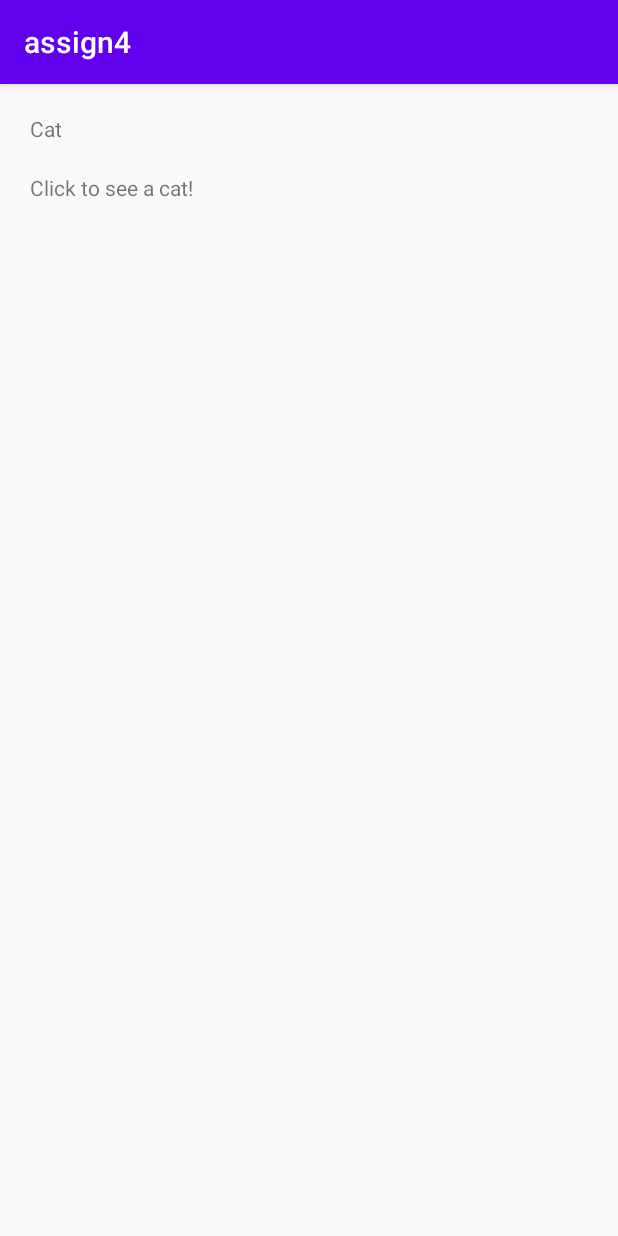
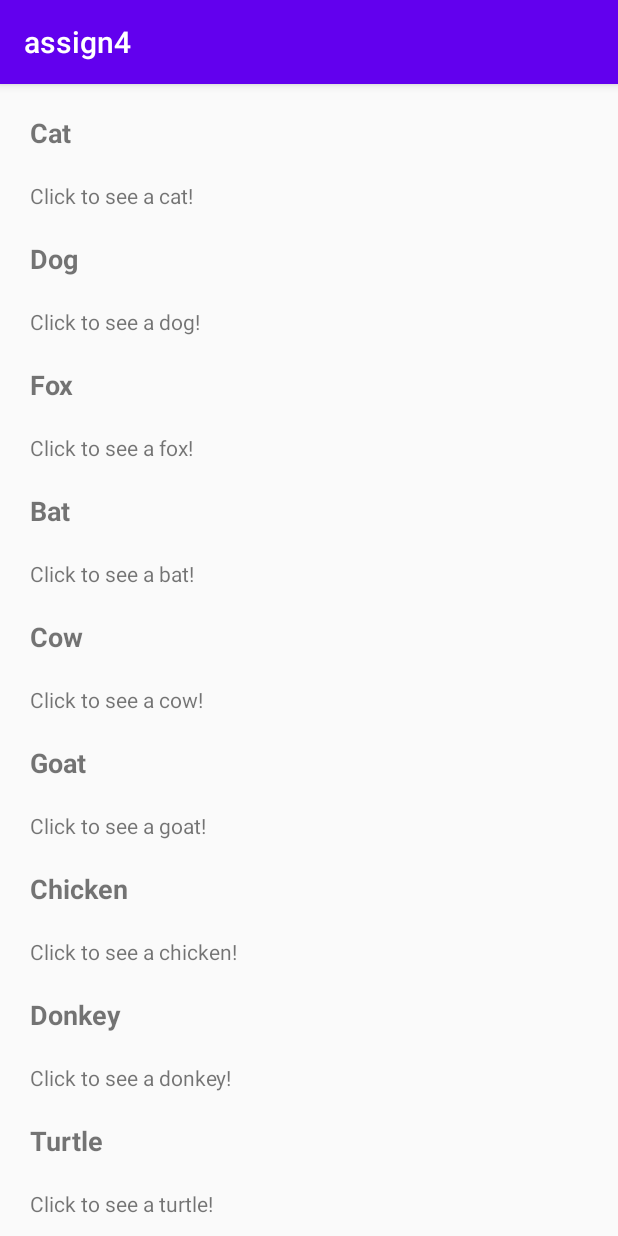
Before and after one commit to sauban48/CPS731-A4, an Android app: the screen it shows after launch (MainActivity), on a phone screen of 412 x 824 dp. Run offline under Robolectric (Android 15) with nearby library versions, the phone set to English and light mode, and no system bars.

Commit message:
Successful run of recycler view

```diff
--- a/app/src/main/java/com/example/assign4/Animals.java
+++ b/app/src/main/java/com/example/assign4/Animals.java
@@ -13,9 +13,7 @@ public class Animals {
         return animalName;
     }
 
-    public String getAnimalDescription() {
-        return animalDescription;
-    }
+    public String getAnimalDescription() { return animalDescription; }
 
     public void setAnimalName(String animalName) {
         this.animalName = animalName;
--- a/app/src/main/java/com/example/assign4/MainActivity.java
+++ b/app/src/main/java/com/example/assign4/MainActivity.java
@@ -1,19 +1,13 @@
 package com.example.assign4;
 
-import android.app.Activity;
 import android.os.Bundle;
-
 import androidx.appcompat.app.AppCompatActivity;
-import androidx.recyclerview.*;
-import android.view.View;
-import android.widget.TextView;
-
 import androidx.recyclerview.widget.DefaultItemAnimator;
 import androidx.recyclerview.widget.LinearLayoutManager;
 import androidx.recyclerview.widget.RecyclerView;
 
 import java.util.ArrayList;
-import java.util.List;
+
 
 public class MainActivity extends AppCompatActivity {
 
@@ -47,8 +41,9 @@ public class MainActivity extends AppCompatActivity {
         animalList.add(new Animals("Cow", "Click to see a cow!"));
         animalList.add(new Animals("Goat", "Click to see a goat!"));
         animalList.add(new Animals("Chicken", "Click to see a chicken!"));
-
-
+        animalList.add(new Animals("Donkey", "Click to see a donkey!"));
+        animalList.add(new Animals("Turtle", "Click to see a turtle!"));
+        animalList.add(new Animals("Deer", "Click to see a deer!"));
     }
 
 }
--- a/app/src/main/java/com/example/assign4/MyAdapter.java
+++ b/app/src/main/java/com/example/assign4/MyAdapter.java
@@ -5,12 +5,10 @@ import android.view.LayoutInflater;
 import android.view.View;
 import android.view.ViewGroup;
 import android.widget.TextView;
-
 import androidx.annotation.NonNull;
 import androidx.recyclerview.widget.RecyclerView;
+import java.util.ArrayList;
 
-import java.util.ArrayList;
-import java.util.List;
 
 public class MyAdapter extends RecyclerView.Adapter<MyAdapter.MyViewHolder> {
     private Context context;
--- a/app/src/main/res/layout/animal_main.xml
+++ b/app/src/main/res/layout/animal_main.xml
@@ -2,8 +2,8 @@
 <androidx.constraintlayout.widget.ConstraintLayout xmlns:android="http://schemas.android.com/apk/res/android"
     xmlns:app="http://schemas.android.com/apk/res-auto"
     xmlns:tools="http://schemas.android.com/tools"
-    android:layout_width="match_parent"
-    android:layout_height="match_parent">
+    android:layout_width="wrap_content"
+    android:layout_height="wrap_content">
 
     <TextView
         android:id="@+id/animalName"
@@ -13,6 +13,8 @@
         android:layout_marginLeft="20dp"
         android:layout_marginTop="20dp"
         android:text="TextView"
+        android:textSize="18sp"
+        android:textStyle="bold"
         app:layout_constraintStart_toStartOf="parent"
         app:layout_constraintTop_toTopOf="parent" />
 
```
